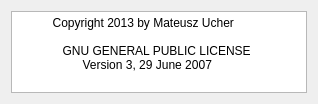
First picture: the form in aboutbox.ui, repository metem/MeTeM-File-Manager, before the edit.
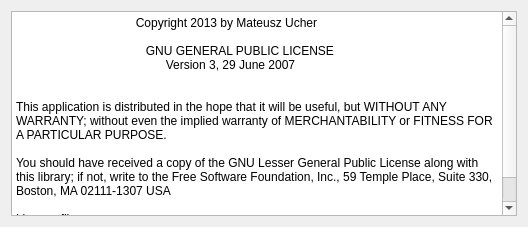
Second picture: the form after the edit.

Patch:
```diff
--- a/aboutbox.ui
+++ b/aboutbox.ui
@@ -6,8 +6,8 @@
    <rect>
     <x>0</x>
     <y>0</y>
-    <width>318</width>
-    <height>104</height>
+    <width>528</width>
+    <height>227</height>
    </rect>
   </property>
   <property name="sizePolicy">
@@ -18,14 +18,14 @@
   </property>
   <property name="minimumSize">
    <size>
-    <width>318</width>
-    <height>104</height>
+    <width>528</width>
+    <height>227</height>
    </size>
   </property>
   <property name="maximumSize">
    <size>
-    <width>318</width>
-    <height>104</height>
+    <width>528</width>
+    <height>227</height>
    </size>
   </property>
   <property name="windowTitle">
@@ -38,10 +38,17 @@
       <bool>true</bool>
      </property>
      <property name="plainText">
-      <string>           Copyright 2013 by Mateusz Ucher
+      <string>                                    Copyright 2013 by Mateusz Ucher
 
-              GNU GENERAL PUBLIC LICENSE
-                    Version 3, 29 June 2007</string>
+                                       GNU GENERAL PUBLIC LICENSE
+                                             Version 3, 29 June 2007
+
+
+This application is distributed in the hope that it will be useful, but WITHOUT ANY WARRANTY; without even the implied warranty of MERCHANTABILITY or FITNESS FOR A PARTICULAR PURPOSE.
+
+You should have received a copy of the GNU Lesser General Public License along with this library; if not, write to the Free Software Foundation, Inc., 59 Temple Place, Suite 330, Boston, MA 02111-1307 USA
+
+License file:</string>
      </property>
     </widget>
    </item>
```
